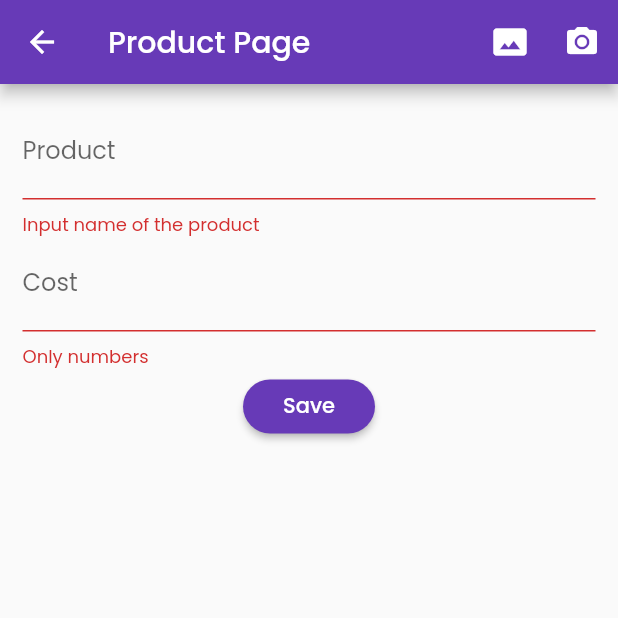
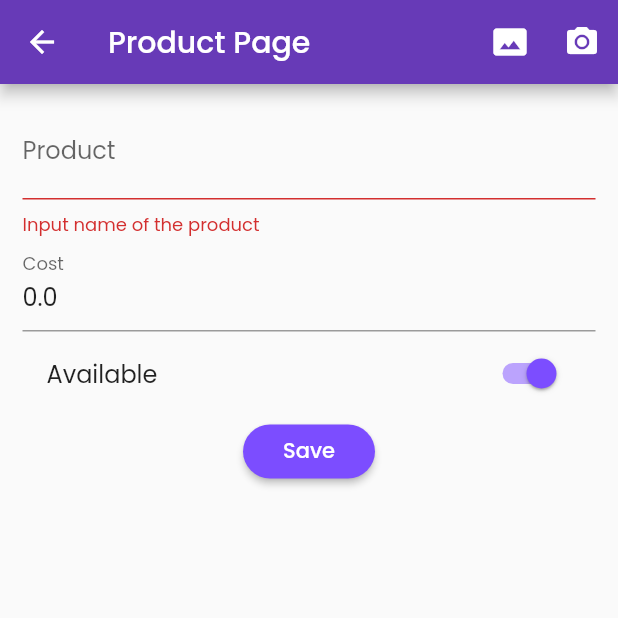
Before and after one commit to CodingCarnage/CursoFlutter_FH_login, a Flutter app: the ProductPage screen opened by its route, after a tap on "Save", on a phone screen of 412 x 824 dp, the top half of it. Run offline on Flutter 3.47's test engine with Material 2 defaults, Android fonts, the phone set to English and light mode, and no system bars; our stand-ins replace rxdart.

```diff
--- a/lib/src/pages/product_page.dart
+++ b/lib/src/pages/product_page.dart
@@ -1,16 +1,22 @@
 import 'package:flutter/material.dart';
+
+import 'package:login/src/models/product_model.dart';
+
 import 'package:login/src/utils/utils.dart' as utils;
 
 class ProductPage extends StatefulWidget {
   const ProductPage({Key key}) : super(key: key);
-
-  static final GlobalKey<FormState> formKey = GlobalKey<FormState>();
 
   @override
   _ProductPageState createState() => _ProductPageState();
 }
 
 class _ProductPageState extends State<ProductPage> {
+
+  final GlobalKey<FormState> formKey = GlobalKey<FormState>();
+
+  ProductModel product = new ProductModel();
+
   @override
   Widget build(BuildContext context) {
     return Scaffold(
@@ -31,11 +37,12 @@ class _ProductPageState extends State<ProductPage> {
         child: Container(
           padding: const EdgeInsets.all(15.0),
           child: Form(
-            key: ProductPage.formKey,
+            key: formKey,
             child: Column(
               children: <Widget>[
                 _createName(),
                 _createCost(),
+                _createAvailable(),
                 _createButton(),
               ],
             ),
@@ -47,11 +54,13 @@ class _ProductPageState extends State<ProductPage> {
 
   Widget _createName() {
     return TextFormField(
+      initialValue: product.title,
       textCapitalization: TextCapitalization.sentences,
-      cursorColor: Colors.deepPurple,
+      cursorColor: Colors.deepPurpleAccent,
       decoration: InputDecoration(
         labelText: 'Product',
       ),
+      onSaved: (String value) => product.title = value,
       validator: (String value) {
         if (value.length < 3) {
           return 'Input name of the product';
@@ -64,18 +73,28 @@ class _ProductPageState extends State<ProductPage> {
 
   Widget _createCost() {
     return TextFormField(
+      initialValue: product.value.toString(),
       keyboardType: TextInputType.numberWithOptions(decimal: true),
-      cursorColor: Colors.deepPurple,
+      cursorColor: Colors.deepPurpleAccent,
       decoration: InputDecoration(
         labelText: 'Cost',
       ),
-      validator: (value) {
+      onSaved: (String value) => product.value = double.parse(value),
+      validator: (String value) {
         if (utils.isNumeric(value)) {
           return null;
         } else {
           return 'Only numbers';
         }
       },
+    );
+  }
+
+  Widget _createAvailable() {
+    return SwitchListTile(
+      value: product.available,
+      title: Text('Available'),
+      onChanged: (bool value) => setState(() => product.available = value),
     );
   }
 
@@ -87,12 +106,17 @@ class _ProductPageState extends State<ProductPage> {
       onPressed: _submit,
       child: Text('Save'),
       textColor: Colors.white,
-      color: Colors.deepPurple,
+      color: Colors.deepPurpleAccent,
     );
   }
 
   void _submit() {
-    if (!ProductPage.formKey.currentState.validate()) return;
-    print('Form Valido');
+    if (!formKey.currentState.validate()) return;
+
+    formKey.currentState.save();
+
+    print(product.title);
+    print(product.value);
+    print(product.available);
   }
 }
```
